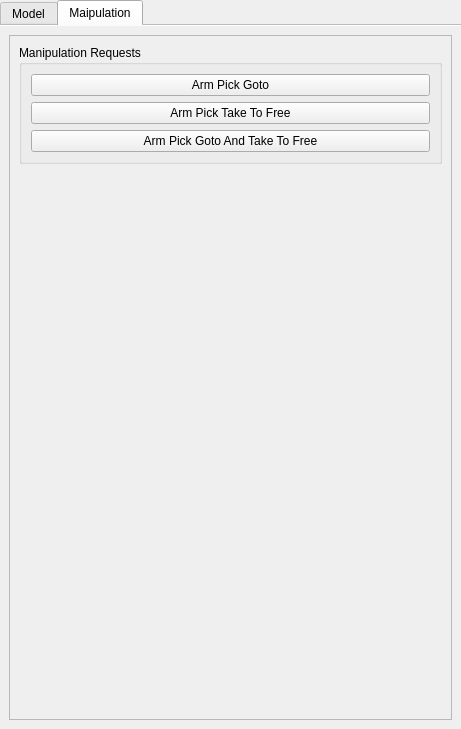
Qt form src/qtUI/qtMainInterface/sideWidgets/qtRobot.ui (jmainpri/libmove3d-planners) before a commit.
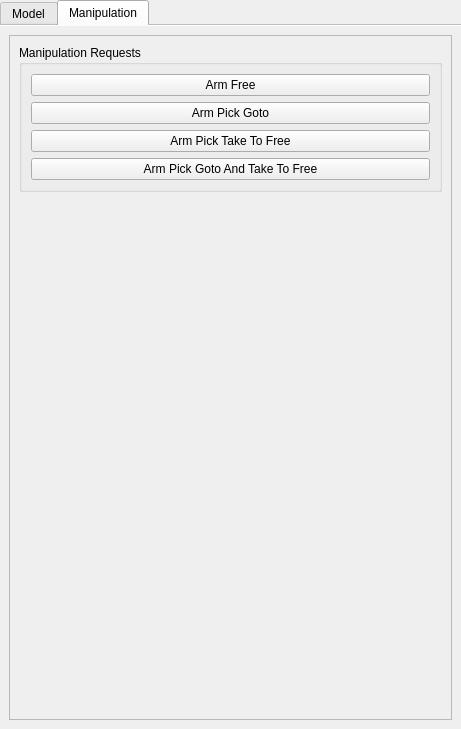
The same form after that commit. The open tabs and pages were chosen to show the change.

Commit message: Work on the simple Qt Window

Patch:
```diff
--- a/src/qtUI/qtMainInterface/sideWidgets/qtRobot.ui
+++ b/src/qtUI/qtMainInterface/sideWidgets/qtRobot.ui
@@ -539,7 +539,7 @@
      </widget>
      <widget class="QWidget" name="ManipulationTab">
       <attribute name="title">
-       <string>Maipulation</string>
+       <string>Manipulation</string>
       </attribute>
       <layout class="QVBoxLayout" name="verticalLayout_3">
        <item>
@@ -552,8 +552,8 @@
            <rect>
             <x>0</x>
             <y>0</y>
-            <width>417</width>
-            <height>670</height>
+            <width>433</width>
+            <height>678</height>
            </rect>
           </property>
           <layout class="QVBoxLayout" name="verticalLayout_4">
@@ -563,6 +563,13 @@
               <string>Manipulation Requests</string>
              </property>
              <layout class="QVBoxLayout" name="verticalLayout_5">
+              <item>
+               <widget class="QPushButton" name="pushButtonArmFree">
+                <property name="text">
+                 <string>Arm Free</string>
+                </property>
+               </widget>
+              </item>
               <item>
                <widget class="QPushButton" name="pushButtonArmPickGoto">
                 <property name="text">
```
Left out of the diff: 8 changed lines with no effect on the pictures. The commit also changes 6 other files.
